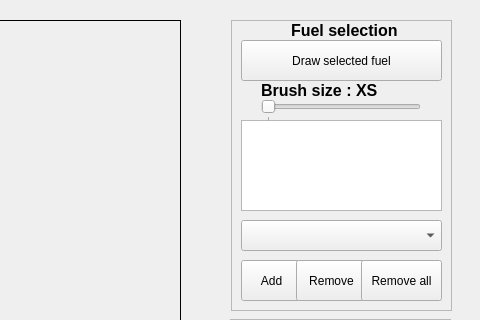
Above: gui/mainwindow.ui from Arpa97/ProgettoFisica before the change; both pictures show x 514 to 994 and y 0 to 320 of the 994 by 635 pixel window. Below: the same form after it.
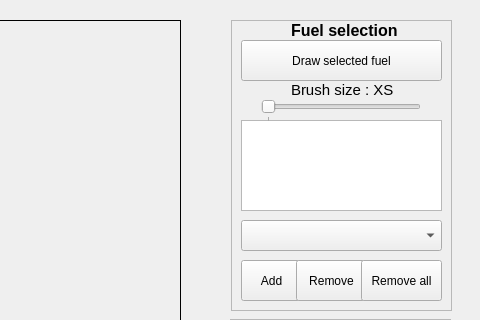
That is the form after the change. Icons and pictures are not drawn.

Commit message: label font

Patch:
```diff
--- a/gui/mainwindow.ui
+++ b/gui/mainwindow.ui
@@ -467,17 +467,17 @@
     <widget class="QLabel" name="BrushSizeLabel">
      <property name="geometry">
       <rect>
-       <x>30</x>
+       <x>60</x>
        <y>60</y>
-       <width>161</width>
+       <width>111</width>
        <height>20</height>
       </rect>
      </property>
      <property name="font">
       <font>
-       <pointsize>12</pointsize>
-       <weight>75</weight>
-       <bold>true</bold>
+       <pointsize>11</pointsize>
+       <weight>50</weight>
+       <bold>false</bold>
       </font>
      </property>
      <property name="text">
```
